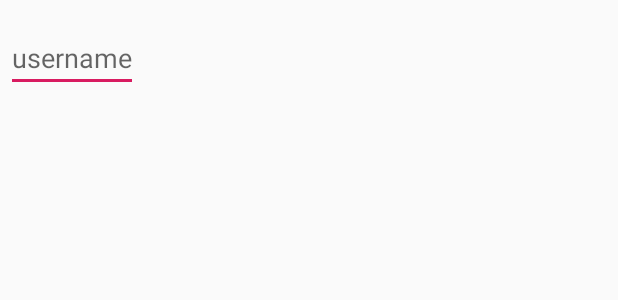
After one commit to imac1080/M8pt3, an Android app: the layout dialog_signin.xml on its own in the app's theme, with its tools: preview values and no code run, on a phone screen of 412 x 824 dp. The commit adds this screen. Shown: the top 300 px of the screen. Run offline under Robolectric (Android 15) with nearby library versions, the phone set to English and light mode, and no system bars.

Commit message:
tercer commit

```diff
--- a/app/src/main/AndroidManifest.xml
+++ b/app/src/main/AndroidManifest.xml
@@ -9,6 +9,7 @@
         android:roundIcon="@mipmap/ic_launcher_round"
         android:supportsRtl="true"
         android:theme="@style/AppTheme">
+        <activity android:name=".RankingActivity"></activity>
         <activity android:name=".MainActivity">
             <intent-filter>
                 <action android:name="android.intent.action.MAIN" />
--- /dev/null
+++ b/app/src/main/res/layout/dialog_signin.xml
@@ -0,0 +1,16 @@
+<LinearLayout xmlns:android="http://schemas.android.com/apk/res/android"
+    android:orientation="vertical"
+    android:layout_width="wrap_content"
+    android:layout_height="wrap_content">
+    <EditText
+        android:id="@+id/username"
+        android:inputType="textEmailAddress"
+        android:layout_width="match_parent"
+        android:layout_height="wrap_content"
+        android:layout_marginTop="16dp"
+        android:layout_marginLeft="4dp"
+        android:layout_marginRight="4dp"
+        android:layout_marginBottom="4dp"
+        android:hint="@string/username"
+        android:autofillHints="" />
+</LinearLayout>
--- a/app/src/main/res/values/strings.xml
+++ b/app/src/main/res/values/strings.xml
@@ -3,4 +3,9 @@
     <string name="button">Button</string>
     <string name="posa_un_numero">Posa un numero!</string>
     <string name="textview">TextView</string>
+    <string name="ranking">RANKING</string>
+    <string name="tornar">TORNAR</string>
+    <string name="username">username</string>
+    <string name="ok">ok</string>
+    <string name="cancel">cancel</string>
 </resources>
```
Also changed, not shown: app/src/main/java/com/example/m8button/ExampleDialog.java (added, +40 -0 lines), app/src/main/java/com/example/m8button/MainActivity.java (+30 -15 lines), app/src/main/java/com/example/m8button/RankingActivity.java (added, +30 -0 lines), app/src/main/res/layout/activity_main.xml (+8 -0 lines), app/src/main/res/layout/activity_ranking.xml (added, +16 -0 lines).
